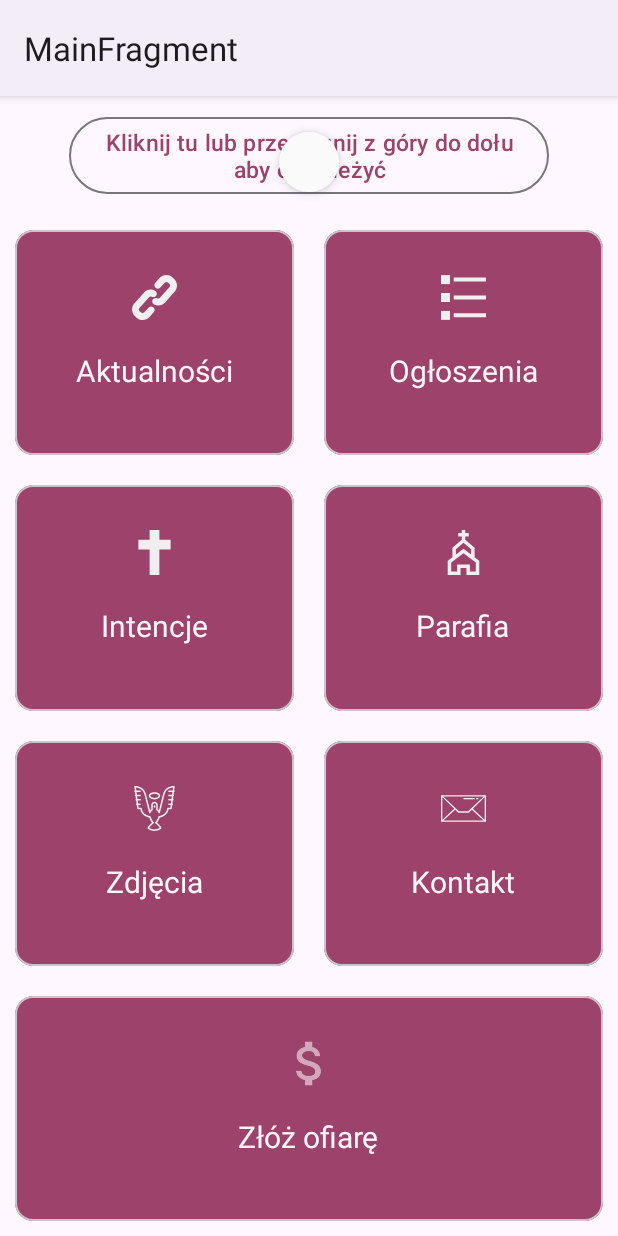
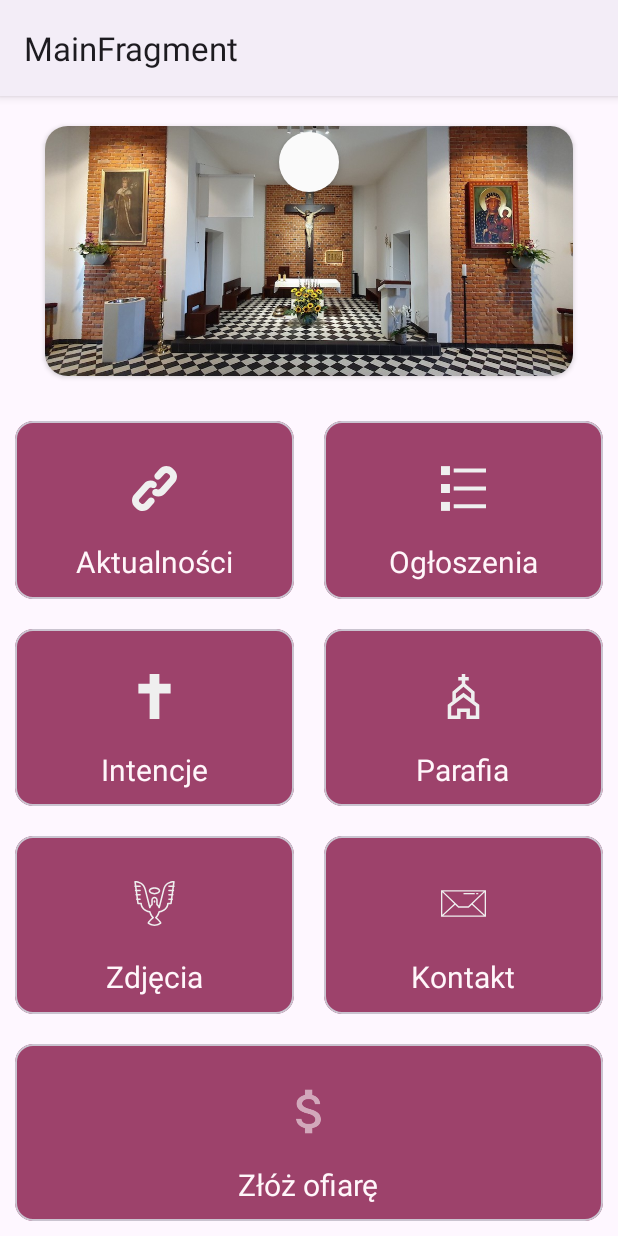
Before and after one commit to Luncenok/Parafia-w-Zakrzewie, an Android app: the screen it shows after launch (MainActivity), on a phone screen of 412 x 824 dp. Run offline under Robolectric (Android 15) with nearby library versions, the phone set to English and light mode, and no system bars; our stand-ins replace Dagger/Hilt's generated code, Room's generated code, Timber, data binding, navigation-ui.

Commit message:
Add main photo and remove refreshButton

```diff
--- a/app/src/main/java/pl/godziszewo/kosciol/ui/main/MainFragment.kt
+++ b/app/src/main/java/pl/godziszewo/kosciol/ui/main/MainFragment.kt
@@ -29,7 +29,7 @@ class MainFragment : Fragment() {
         )
 
         val swipe = binding.mainSwipe
-        val odswiezBtn = binding.mainBtnRefresh
+//        val odswiezBtn = binding.mainBtnRefresh
 
         viewModel.dwnldcontent(swipe)
 
@@ -41,10 +41,10 @@ class MainFragment : Fragment() {
         swipe.setOnRefreshListener {
             viewModel.dwnldcontent(swipe)
         }
-        odswiezBtn.setOnClickListener {
-            swipe.isRefreshing = true
-            viewModel.dwnldcontent(swipe)
-        }
+//        odswiezBtn.setOnClickListener {
+//            swipe.isRefreshing = true
+//            viewModel.dwnldcontent(swipe)
+//        }
 
 
         return binding.root
--- a/app/src/main/res/layout/main_fragment.xml
+++ b/app/src/main/res/layout/main_fragment.xml
@@ -15,15 +15,33 @@
             android:orientation="vertical"
             tools:context=".ui.main.MainFragment">
 
-            <Button
-                android:id="@+id/main_btn_refresh"
-                style="@style/Widget.Material3.Button.OutlinedButton"
+            <!--            <Button-->
+            <!--                android:id="@+id/main_btn_refresh"-->
+            <!--                style="@style/Widget.Material3.Button.OutlinedButton"-->
+            <!--                android:layout_width="wrap_content"-->
+            <!--                android:layout_height="wrap_content"-->
+            <!--                android:layout_gravity="center"-->
+            <!--                android:layout_marginTop="10dp"-->
+            <!--                android:text="@string/click_or_swipe"-->
+            <!--                android:textSize="15sp" />-->
+            <androidx.cardview.widget.CardView
+                android:id="@+id/home_image_cardview"
                 android:layout_width="wrap_content"
                 android:layout_height="wrap_content"
-                android:layout_gravity="center"
-                android:layout_marginTop="10dp"
-                android:text="@string/click_or_swipe"
-                android:textSize="15sp" />
+                android:layout_marginLeft="30dp"
+                android:layout_marginTop="20dp"
+                android:layout_marginRight="30dp"
+                android:layout_marginBottom="10dp"
+                android:elevation="10dp"
+                app:cardCornerRadius="15dp">
+
+                <ImageView
+                    android:layout_width="match_parent"
+                    android:layout_height="wrap_content"
+                    android:adjustViewBounds="true"
+                    android:contentDescription="@string/oltarz"
+                    app:srcCompat="@drawable/glowne" />
+            </androidx.cardview.widget.CardView>
 
 
             <androidx.constraintlayout.widget.ConstraintLayout
@@ -49,8 +67,8 @@
                         android:layout_margin="10dp"
                         app:cardBackgroundColor="@color/pink"
                         app:layout_constraintBottom_toBottomOf="parent"
+                        app:layout_constraintEnd_toStartOf="@id/ogloszenia_card"
                         app:layout_constraintStart_toStartOf="parent"
-                        app:layout_constraintEnd_toStartOf="@id/ogloszenia_card"
                         app:layout_constraintTop_toTopOf="parent">
 
                         <LinearLayout
@@ -86,8 +104,8 @@
                         android:layout_margin="10dp"
                         app:cardBackgroundColor="@color/pink"
                         app:layout_constraintBottom_toBottomOf="parent"
+                        app:layout_constraintEnd_toEndOf="parent"
                         app:layout_constraintStart_toEndOf="@id/aktualnosci_card"
-                        app:layout_constraintEnd_toEndOf="parent"
                         app:layout_constraintTop_toTopOf="parent">
 
                         <LinearLayout
--- a/app/src/main/res/values/strings.xml
+++ b/app/src/main/res/values/strings.xml
@@ -12,4 +12,5 @@
     <string name="photos">Zdjęcia</string>
     <string name="contact">Kontakt</string>
     <string name="donate">Złóż ofiarę</string>
+    <string name="oltarz">Ołtarz</string>
 </resources>
```
Also changed, not shown: app/src/main/res/drawable/glowne.jpg (added), 1 other file.
